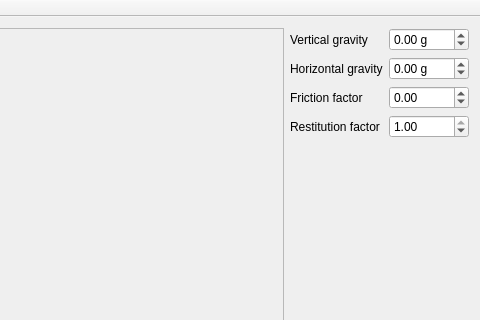
Qt form Stormy/Stormy/stormy.ui (FunkyLoiso/flprojects) before a commit; both pictures show x 249 to 729 and y 0 to 320 of the 729 by 446 pixel window.
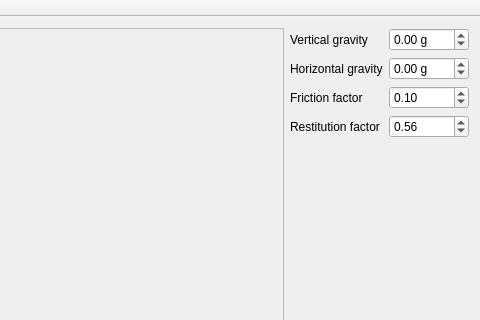
The same form after that commit. Custom widgets are drawn as their Qt base class.

Diff of the .ui file:
```diff
--- a/Stormy/Stormy/stormy.ui
+++ b/Stormy/Stormy/stormy.ui
@@ -40,6 +40,9 @@
         <property name="singleStep">
          <double>0.010000000000000</double>
         </property>
+        <property name="value">
+         <double>0.100000000000000</double>
+        </property>
        </widget>
       </item>
       <item row="1" column="0">
@@ -81,7 +84,7 @@
          <double>0.010000000000000</double>
         </property>
         <property name="value">
-         <double>1.000000000000000</double>
+         <double>0.560000000000000</double>
         </property>
        </widget>
       </item>
```
Left out of the diff: 2 changed lines with no effect on the pictures.
